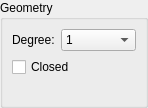
The window that librecad/src/ui/dialogs/entity/lc_splinepropertieseditingwidget.ui (LibreCAD/LibreCAD) describes before a commit, drawn with Qt 5.
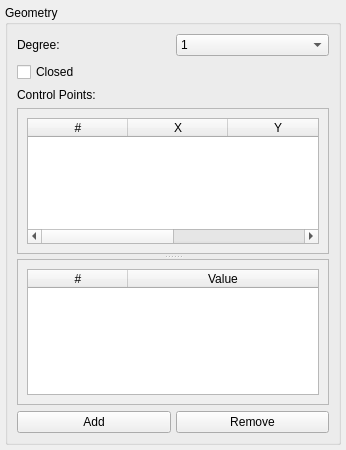
The same window after the commit.

Commit message:
Add weight support for spline (#2302)
* rebased

* helper passes

* closed to open

* control points

* building

* initial spline

* helper

* WIP

* cleanup

* fixed: closed flag

* filter

* initial dxfrw supported

* dxfrw support

* fit points

* working

* setClosed

* quality

* cleanup

* added derivatives

* tests

* cleanup

* copyright

* Fixed preview

* clenaup

* comments

The edit to the form file:
```diff
--- a/librecad/src/ui/dialogs/entity/lc_splinepropertieseditingwidget.ui
+++ b/librecad/src/ui/dialogs/entity/lc_splinepropertieseditingwidget.ui
@@ -6,43 +6,339 @@
    <rect>
     <x>0</x>
     <y>0</y>
-    <width>148</width>
-    <height>108</height>
+    <width>346</width>
+    <height>450</height>
    </rect>
   </property>
   <property name="windowTitle">
    <string>Form</string>
   </property>
-  <layout class="QGridLayout" name="gridLayout">
+  <property name="accessibleName">
+   <string>Spline Properties Editor</string>
+  </property>
+  <property name="accessibleDescription">
+   <string>Edit properties of a spline entity, including degree, closed state, control points, and knot vector</string>
+  </property>
+  <layout class="QVBoxLayout" name="verticalLayout">
+   <property name="spacing">
+    <number>5</number>
+   </property>
    <property name="leftMargin">
-    <number>0</number>
+    <number>5</number>
    </property>
    <property name="topMargin">
-    <number>0</number>
+    <number>5</number>
    </property>
    <property name="rightMargin">
-    <number>0</number>
+    <number>5</number>
    </property>
    <property name="bottomMargin">
-    <number>0</number>
+    <number>5</number>
    </property>
-   <property name="spacing">
-    <number>0</number>
-   </property>
-   <item row="0" column="0">
-    <widget class="QGroupBox" name="buttonGroup8">
+   <item>
+    <widget class="QGroupBox" name="groupBoxGeometry">
      <property name="sizePolicy">
-      <sizepolicy hsizetype="Preferred" vsizetype="Preferred">
-       <horstretch>1</horstretch>
+      <sizepolicy hsizetype="Expanding" vsizetype="Expanding">
+       <horstretch>0</horstretch>
        <verstretch>0</verstretch>
       </sizepolicy>
      </property>
      <property name="title">
       <string>Geometry</string>
      </property>
-     <layout class="QGridLayout" columnstretch="0,5">
-      <item row="2" column="0">
-       <spacer name="spacer58">
+     <layout class="QVBoxLayout" name="verticalLayoutGeometry">
+      <item>
+       <layout class="QHBoxLayout" name="horizontalLayoutDegree">
+        <item>
+         <widget class="QLabel" name="lDegree">
+          <property name="sizePolicy">
+           <sizepolicy hsizetype="Preferred" vsizetype="Fixed">
+            <horstretch>0</horstretch>
+            <verstretch>0</verstretch>
+           </sizepolicy>
+          </property>
+          <property name="text">
+           <string>Degree:</string>
+          </property>
+          <property name="wordWrap">
+           <bool>false</bool>
+          </property>
+         </widget>
+        </item>
+        <item>
+         <widget class="QComboBox" name="cbDegree">
+          <property name="sizePolicy">
+           <sizepolicy hsizetype="Preferred" vsizetype="Fixed">
+            <horstretch>0</horstretch>
+            <verstretch>0</verstretch>
+           </sizepolicy>
+          </property>
+          <property name="minimumSize">
+           <size>
+            <width>64</width>
+            <height>0</height>
+           </size>
+          </property>
+          <property name="toolTip">
+           <string>Degree used to approximate spline</string>
+          </property>
+          <property name="accessibleName">
+           <string>Spline Degree ComboBox</string>
+          </property>
+          <property name="accessibleDescription">
+           <string>Select the degree of the spline curve</string>
+          </property>
+          <item>
+           <property name="text">
+            <string notr="true">1</string>
+           </property>
+          </item>
+          <item>
+           <property name="text">
+            <string notr="true">2</string>
+           </property>
+          </item>
+          <item>
+           <property name="text">
+            <string notr="true">3</string>
+           </property>
+          </item>
+         </widget>
+        </item>
+       </layout>
+      </item>
+      <item>
+       <widget class="QCheckBox" name="cbClosed">
+        <property name="sizePolicy">
+         <sizepolicy hsizetype="Preferred" vsizetype="Fixed">
+          <horstretch>0</horstretch>
+          <verstretch>0</verstretch>
+         </sizepolicy>
+        </property>
+        <property name="toolTip">
+         <string>Defines whether spline defines closed contour</string>
+        </property>
+        <property name="accessibleName">
+         <string>Closed Spline CheckBox</string>
+        </property>
+        <property name="accessibleDescription">
+         <string>Toggle whether the spline forms a closed contour</string>
+        </property>
+        <property name="text">
+         <string>Closed</string>
+        </property>
+       </widget>
+      </item>
+      <item>
+       <widget class="QLabel" name="lControlPoints">
+        <property name="sizePolicy">
+         <sizepolicy hsizetype="Preferred" vsizetype="Fixed">
+          <horstretch>0</horstretch>
+          <verstretch>0</verstretch>
+         </sizepolicy>
+        </property>
+        <property name="text">
+         <string>Control Points:</string>
+        </property>
+       </widget>
+      </item>
+      <item>
+       <widget class="QSplitter" name="splitterEditor">
+        <property name="orientation">
+         <enum>Qt::Vertical</enum>
+        </property>
+        <property name="handleWidth">
+         <number>5</number>
+        </property>
+        <widget class="QScrollArea" name="scrollAreaControlPoints">
+         <property name="sizePolicy">
+          <sizepolicy hsizetype="Expanding" vsizetype="Expanding">
+           <horstretch>0</horstretch>
+           <verstretch>1</verstretch>
+          </sizepolicy>
+         </property>
+         <property name="widgetResizable">
+          <bool>true</bool>
+         </property>
+         <property name="horizontalScrollBarPolicy">
+          <enum>Qt::ScrollBarAlwaysOff</enum>
+         </property>
+         <widget class="QWidget" name="scrollAreaWidgetContents">
+          <layout class="QVBoxLayout" name="verticalLayoutControlPoints">
+           <item>
+            <widget class="QTableWidget" name="tableControlPoints">
+             <property name="sizePolicy">
+              <sizepolicy hsizetype="Expanding" vsizetype="Expanding">
+               <horstretch>0</horstretch>
+               <verstretch>1</verstretch>
+              </sizepolicy>
+             </property>
+             <property name="toolTip">
+              <string>Control points with coordinates and weights</string>
+             </property>
+             <property name="accessibleName">
+              <string>Control Points Table</string>
+             </property>
+             <property name="accessibleDescription">
+              <string>Edit control points coordinates and weights for the spline</string>
+             </property>
+             <property name="selectionMode">
+              <enum>QAbstractItemView::SingleSelection</enum>
+             </property>
+             <property name="selectionBehavior">
+              <enum>QAbstractItemView::SelectRows</enum>
+             </property>
+             <attribute name="horizontalHeaderStretchLastSection">
+              <bool>true</bool>
+             </attribute>
+             <column>
+              <property name="text">
+               <string>#</string>
+              </property>
+              <property name="width">
+               <number>30</number>
+              </property>
+             </column>
+             <column>
+              <property name="text">
+               <string>X</string>
+              </property>
+              <property name="width">
+               <number>80</number>
+              </property>
+             </column>
+             <column>
+              <property name="text">
+               <string>Y</string>
+              </property>
+              <property name="width">
+               <number>80</number>
+              </property>
+             </column>
+             <column>
+              <property name="text">
+               <string>Weight</string>
+              </property>
+              <property name="width">
+               <number>80</number>
+              </property>
+             </column>
+            </widget>
+           </item>
+          </layout>
+         </widget>
+        </widget>
+        <widget class="QScrollArea" name="scrollAreaKnots">
+         <property name="sizePolicy">
+          <sizepolicy hsizetype="Expanding" vsizetype="Expanding">
+           <horstretch>0</horstretch>
+           <verstretch>1</verstretch>
+          </sizepolicy>
+         </property>
+         <property name="widgetResizable">
+          <bool>true</bool>
+         </property>
+         <property name="horizontalScrollBarPolicy">
+          <enum>Qt::ScrollBarAlwaysOff</enum>
+         </property>
+         <widget class="QWidget" name="scrollAreaKnotsContents">
+          <layout class="QVBoxLayout" name="verticalLayoutKnots">
+           <item>
+            <widget class="QTableWidget" name="tableKnots">
+             <property name="sizePolicy">
+              <sizepolicy hsizetype="Expanding" vsizetype="Expanding">
+               <horstretch>0</horstretch>
+               <verstretch>1</verstretch>
+              </sizepolicy>
+             </property>
+             <property name="toolTip">
+              <string>Knot values control the spline’s curve shape (non-decreasing sequence)</string>
+             </property>
+             <property name="accessibleName">
+              <string>Knot Vector Table</string>
+             </property>
+             <property name="accessibleDescription">
+              <string>Edit knot values for the spline (must be non-decreasing)</string>
+             </property>
+             <attribute name="horizontalHeaderStretchLastSection">
+              <bool>true</bool>
+             </attribute>
+             <column>
+              <property name="text">
+               <string>#</string>
+              </property>
+              <property name="width">
+               <number>30</number>
+              </property>
+             </column>
+             <column>
+              <property name="text">
+               <string>Value</string>
+              </property>
+              <property name="width">
+               <number>80</number>
+              </property>
+             </column>
+            </widget>
+           </item>
+          </layout>
+         </widget>
+        </widget>
+       </widget>
+      </item>
+      <item>
+       <layout class="QHBoxLayout" name="horizontalLayout_cp_buttons">
+        <property name="spacing">
+         <number>5</number>
+        </property>
+        <item>
+         <widget class="QPushButton" name="btnAddControlPoint">
+          <property name="sizePolicy">
+           <sizepolicy hsizetype="Preferred" vsizetype="Fixed">
+            <horstretch>0</horstretch>
+            <verstretch>0</verstretch>
+           </sizepolicy>
+          </property>
+          <property name="text">
+           <string>Add</string>
+          </property>
+          <property name="toolTip">
+           <string>Add a new control point to the spline</string>
+          </property>
+          <property name="accessibleName">
+           <string>Add Control Point Button</string>
+          </property>
+          <property name="accessibleDescription">
+           <string>Add a new control point to the spline</string>
+          </property>
+         </widget>
+        </item>
+        <item>
+         <widget class="QPushButton" name="btnRemoveControlPoint">
+          <property name="sizePolicy">
+           <sizepolicy hsizetype="Preferred" vsizetype="Fixed">
+            <horstretch>0</horstretch>
+            <verstretch>0</verstretch>
+           </sizepolicy>
+          </property>
+          <property name="text">
+           <string>Remove</string>
+          </property>
+          <property name="toolTip">
+           <string>Remove the selected control point from the spline</string>
+          </property>
+          <property name="accessibleName">
+           <string>Remove Control Point Button</string>
+          </property>
+          <property name="accessibleDescription">
+           <string>Remove the selected control point from the spline</string>
+          </property>
+         </widget>
+        </item>
+       </layout>
+      </item>
+      <item>
+       <spacer name="verticalSpacer">
         <property name="orientation">
          <enum>Qt::Vertical</enum>
         </property>
@@ -52,65 +348,11 @@
         <property name="sizeHint" stdset="0">
          <size>
           <width>20</width>
-          <height>0</height>
+          <height>40</height>
          </size>
         </property>
        </spacer>
       </item>
-      <item row="0" column="0">
-       <widget class="QLabel" name="lDegree">
-        <property name="text">
-         <string>Degree:</string>
-        </property>
-        <property name="wordWrap">
-         <bool>false</bool>
-        </property>
-       </widget>
-      </item>
-      <item row="1" column="0" colspan="2">
-       <widget class="QCheckBox" name="cbClosed">
-        <property name="sizePolicy">
-         <sizepolicy hsizetype="Expanding" vsizetype="Fixed">
-          <horstretch>0</horstretch>
-          <verstretch>0</verstretch>
-         </sizepolicy>
-        </property>
-        <property name="toolTip">
-         <string>Defines whether spline defines closed contour</string>
-        </property>
-        <property name="text">
-         <string>Closed</string>
-        </property>
-       </widget>
-      </item>
-      <item row="0" column="1">
-       <widget class="QComboBox" name="cbDegree">
-        <property name="minimumSize">
-         <size>
-          <width>64</width>
-          <height>0</height>
-         </size>
-        </property>
-        <property name="toolTip">
-         <string>Degree used to approximate spline</string>
-        </property>
-        <item>
-         <property name="text">
-          <string notr="true">1</string>
-         </property>
-        </item>
-        <item>
-         <property name="text">
-          <string notr="true">2</string>
-         </property>
-        </item>
-        <item>
-         <property name="text">
-          <string notr="true">3</string>
-         </property>
-        </item>
-       </widget>
-      </item>
      </layout>
     </widget>
    </item>
```
Left out of the diff: 30 changed lines with no effect on the pictures. The commit also changes 19 other files.
